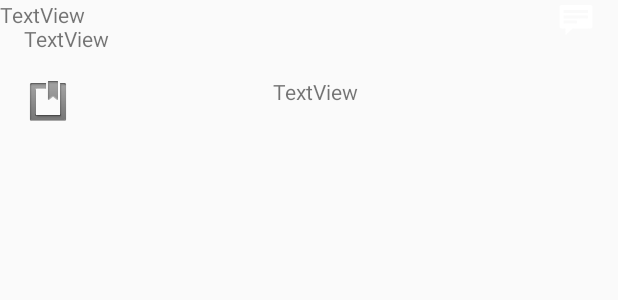
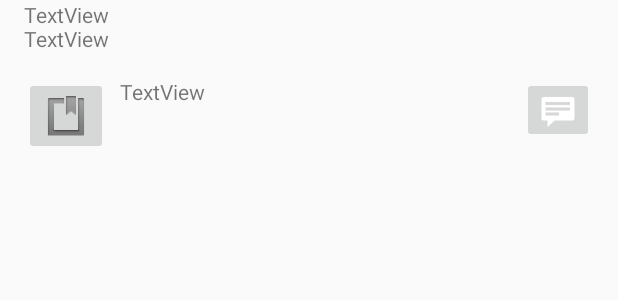
Before and after one commit to VKol93/hacker_news_app, an Android app: the layout story_item.xml on its own in the app's theme, with its tools: preview values and no code run, on a phone screen of 412 x 824 dp. Shown: the top 300 px of the screen. Run offline under Robolectric (Android 15) with nearby library versions, the phone set to English and light mode, and no system bars.

Commit message:
fix layout and display stories in recycler view

```diff
--- a/app/src/main/java/com/onramp/android/takehome/MainActivity.kt
+++ b/app/src/main/java/com/onramp/android/takehome/MainActivity.kt
@@ -11,7 +11,9 @@ import androidx.lifecycle.lifecycleScope
 import com.onramp.android.takehome.datasource.RemoteDataSource
 import kotlinx.coroutines.launch
 import android.util.Log
+import com.onramp.android.takehome.model.StoriesAdapter
 import com.onramp.android.takehome.model.Story
+import kotlinx.android.synthetic.main.content_main.*
 import java.lang.Exception
 
 class MainActivity : AppCompatActivity() {
@@ -25,8 +27,8 @@ class MainActivity : AppCompatActivity() {
         lifecycleScope.launch {
             try{
 
-            val topStories = RemoteDataSource.getTopStories()
-
+                val topStories = RemoteDataSource.getTopStories()
+                story_recycler_view.adapter = StoriesAdapter(topStories)
             } catch(e: Exception){
 
             }
--- a/app/src/main/java/com/onramp/android/takehome/datasource/RemoteDataSource.kt
+++ b/app/src/main/java/com/onramp/android/takehome/datasource/RemoteDataSource.kt
@@ -38,7 +38,7 @@ object RemoteDataSource {
      suspend fun getTopStories():List<Story>{
          val storyList:MutableList<Story> = mutableListOf()
          val topStoriesIDs = retrofitService.getTopStoriesID()
-         val topHundredStories = topStoriesIDs.take(100)
+         val topHundredStories = topStoriesIDs.take(10)
             for (id in topHundredStories){
                 val story = retrofitService.getStory(id)
                 storyList.add(story)
--- a/app/src/main/java/com/onramp/android/takehome/model/Story.kt
+++ b/app/src/main/java/com/onramp/android/takehome/model/Story.kt
@@ -13,6 +13,6 @@ data class Story(
         var time: Long,
         var title: String,
         //var type: String,
-        //var url: String,
+        var url: String,
        // var isBookmarked: Boolean = false
 )
--- a/app/src/main/java/com/onramp/android/takehome/model/TestStories.kt
+++ /dev/null
@@ -1,6 +0,0 @@
-package com.onramp.android.takehome.model
-
-val testStories = listOf(
-        Story(1, 1020, "Title"),
-        Story(1, 1039230, "Title")
-)
--- a/app/src/main/res/layout/content_main.xml
+++ b/app/src/main/res/layout/content_main.xml
@@ -13,5 +13,6 @@
         android:layout_width="match_parent"
         android:layout_height="match_parent"
         tools:layout_editor_absoluteX="157dp"
-        tools:layout_editor_absoluteY="343dp" />
+        tools:layout_editor_absoluteY="343dp"
+        app:layoutManager="androidx.recyclerview.widget.LinearLayoutManager"/>
 </androidx.constraintlayout.widget.ConstraintLayout>
--- a/app/src/main/res/layout/story_item.xml
+++ b/app/src/main/res/layout/story_item.xml
@@ -16,7 +16,7 @@
         app:layout_constraintStart_toStartOf="parent"
         app:layout_constraintTop_toTopOf="parent" />
 
-    <ImageView
+    <ImageButton
         android:id="@+id/bookmarkButton"
         android:layout_width="wrap_content"
         android:layout_height="wrap_content"
@@ -28,28 +28,29 @@
 
     <TextView
         android:id="@+id/storyTitleTextView"
-        android:layout_width="wrap_content"
+        android:layout_width="0dp"
         android:layout_height="wrap_content"
-        android:layout_marginTop="16dp"
+        android:layout_marginStart="8dp"
+        android:layout_marginEnd="8dp"
         android:text="TextView"
         app:layout_constraintEnd_toStartOf="@+id/commentButton"
         app:layout_constraintStart_toEndOf="@+id/bookmarkButton"
-        app:layout_constraintTop_toBottomOf="@+id/postTimeTextView" />
+        app:layout_constraintTop_toTopOf="@+id/bookmarkButton" />
 
-    <ImageView
+    <ImageButton
         android:id="@+id/commentButton"
         android:layout_width="wrap_content"
         android:layout_height="wrap_content"
         android:layout_marginEnd="16dp"
         app:layout_constraintEnd_toEndOf="parent"
-        app:srcCompat="@android:drawable/stat_notify_chat"
-        tools:layout_editor_absoluteY="51dp" />
+        app:layout_constraintTop_toTopOf="@+id/bookmarkButton"
+        app:srcCompat="@android:drawable/stat_notify_chat" />
 
     <TextView
         android:id="@+id/sourceStoryTextView"
         android:layout_width="wrap_content"
         android:layout_height="wrap_content"
         android:text="TextView"
-        tools:layout_editor_absoluteX="21dp"
+        app:layout_constraintStart_toStartOf="@+id/bookmarkButton"
         tools:layout_editor_absoluteY="103dp" />
 </androidx.constraintlayout.widget.ConstraintLayout>
```
Also changed, not shown: app/src/main/java/com/onramp/android/takehome/ui/StoriesAdapter.kt (renamed from app/src/main/java/com/onramp/android/takehome/model/Adapter.kt, +5 -5 lines).
